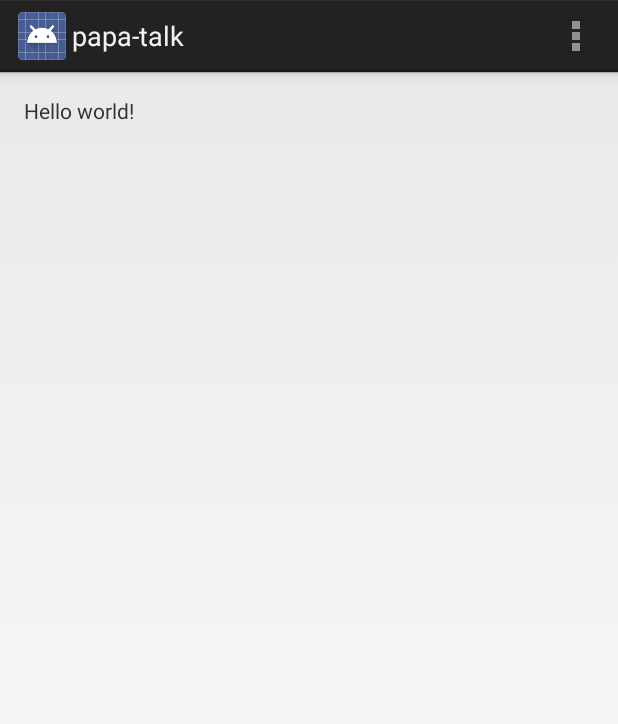
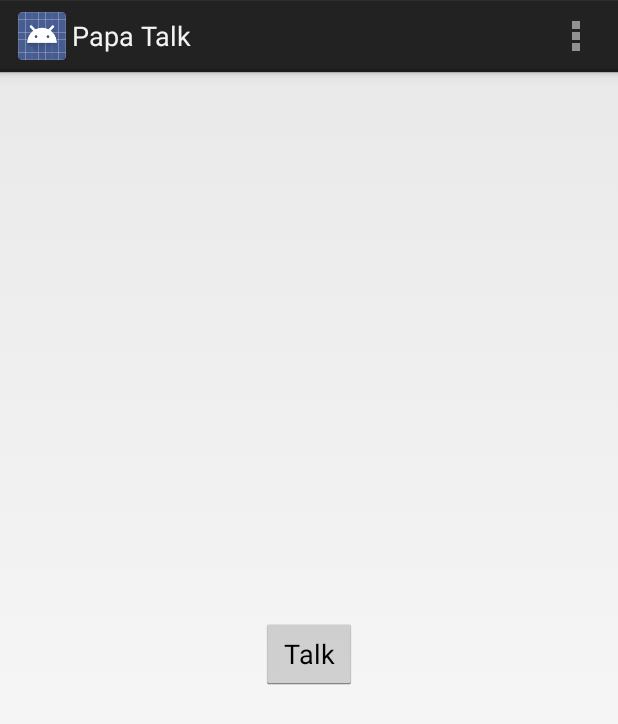
Before and after one commit to toomanydavids/papa-talk, an Android app: the screen it shows after launch (TalkActivity), on a phone screen of 412 x 824 dp. Shown: the top 724 px of the screen. Run offline under Robolectric (Android 15) with nearby library versions, the phone set to English and light mode, and no system bars.

Commit message:
Replace hello world text with talk button.

```diff
--- a/app/src/main/res/layout/activity_talk.xml
+++ b/app/src/main/res/layout/activity_talk.xml
@@ -2,15 +2,17 @@
     xmlns:tools="http://schemas.android.com/tools"
     android:layout_width="match_parent"
     android:layout_height="match_parent"
+    android:gravity="center"
     android:paddingLeft="@dimen/activity_horizontal_margin"
     android:paddingRight="@dimen/activity_horizontal_margin"
     android:paddingTop="@dimen/activity_vertical_margin"
     android:paddingBottom="@dimen/activity_vertical_margin"
     tools:context=".TalkActivity">
 
-    <TextView
-        android:text="@string/hello_world"
+    <Button
+        android:id="@+id/talk_button"
         android:layout_width="wrap_content"
-        android:layout_height="wrap_content" />
+        android:layout_height="wrap_content"
+        android:text="@string/talk_button" />
 
 </RelativeLayout>
--- a/app/src/main/res/values/strings.xml
+++ b/app/src/main/res/values/strings.xml
@@ -1,8 +1,8 @@
 <?xml version="1.0" encoding="utf-8"?>
 <resources>
 
-    <string name="app_name">papa-talk</string>
-    <string name="hello_world">Hello world!</string>
+    <string name="app_name">Papa Talk</string>
+    <string name="talk_button">Talk</string>
     <string name="action_settings">Settings</string>
 
 </resources>
```
